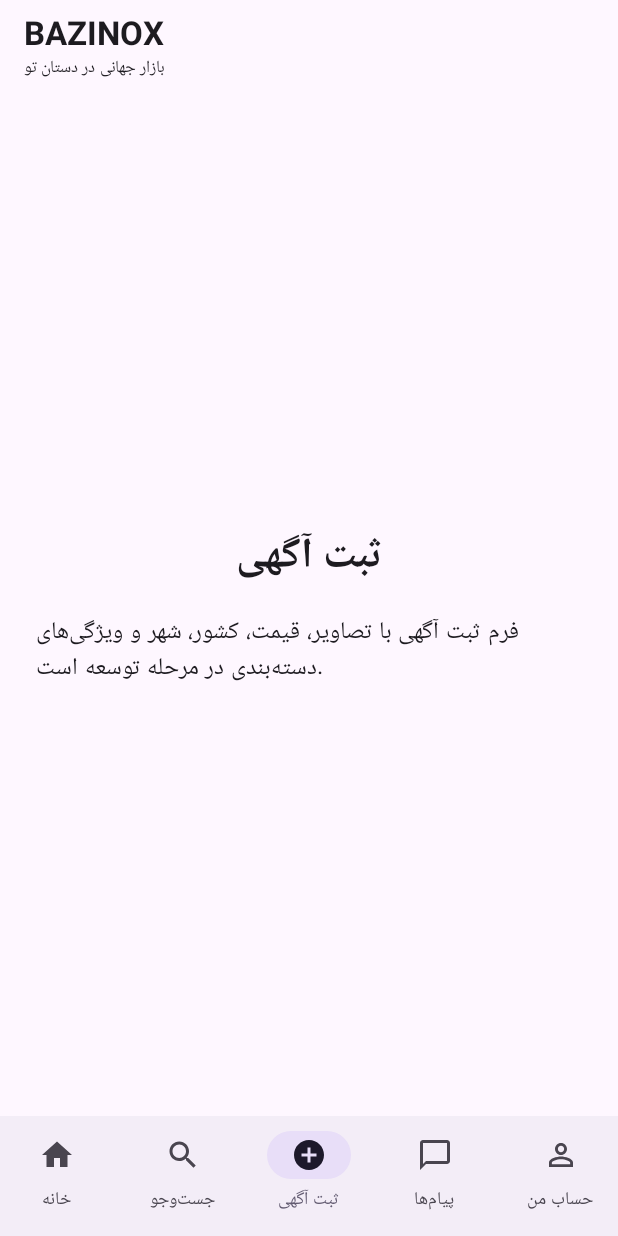
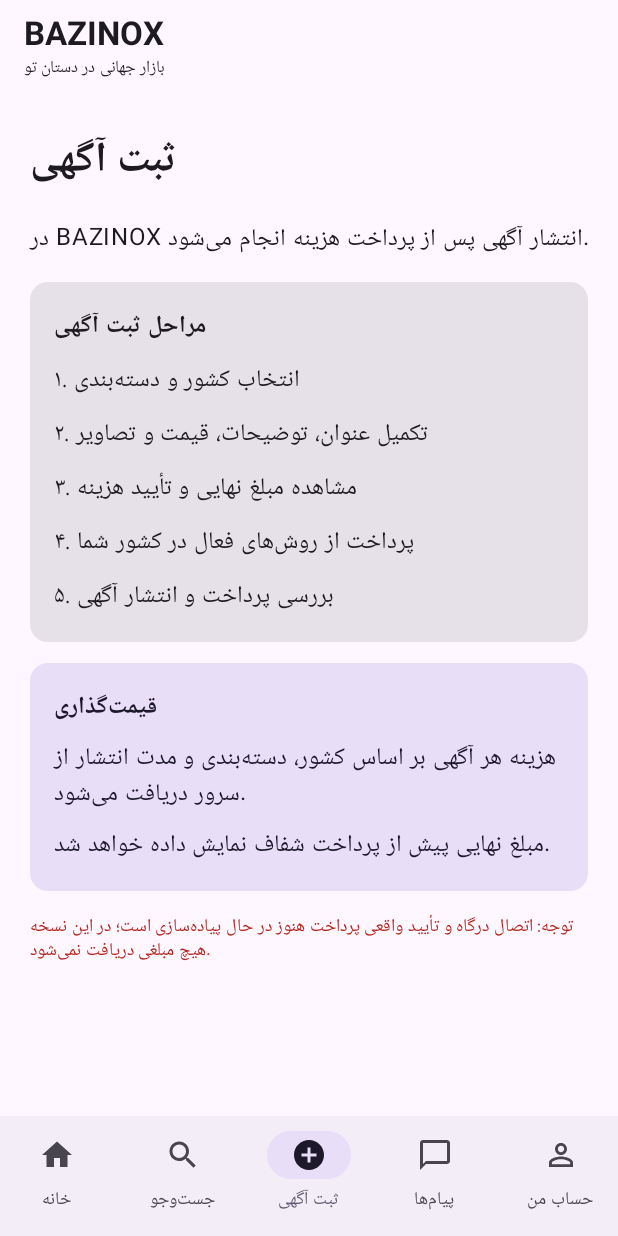
Before and after one commit to ajami6657-max/BAZINOX, an Android app built with Jetpack Compose: the screen it shows after launch (MainActivity), item 3 of the bottom bar chosen, on a phone screen of 412 x 824 dp. Run offline under Robolectric (Android 15) with nearby library versions, the phone set to English and light mode, and no system bars.

Commit message:
feat(android): add paid listing flow screen

```diff
--- a/app/src/main/java/com/bazinox/app/MainActivity.kt
+++ b/app/src/main/java/com/bazinox/app/MainActivity.kt
@@ -108,7 +108,7 @@ private fun BazinoxApp() {
             when (selectedTab) {
                 0 -> HomeScreen(Modifier.padding(innerPadding))
                 1 -> InfoScreen("جست‌وجوی بازار", "جست‌وجوی آگهی‌ها در کشورها و دسته‌بندی‌های مختلف در مرحله توسعه است.", Modifier.padding(innerPadding))
-                2 -> InfoScreen("ثبت آگهی", "فرم ثبت آگهی با تصاویر، قیمت، کشور، شهر و ویژگی‌های دسته‌بندی در مرحله توسعه است.", Modifier.padding(innerPadding))
+                2 -> PaidListingScreen(Modifier.padding(innerPadding))
                 3 -> InfoScreen("پیام‌ها", "گفت‌وگوی خریدار و فروشنده در مرحله توسعه است.", Modifier.padding(innerPadding))
                 else -> InfoScreen("حساب کاربری", "پروفایل، آگهی‌ها، علاقه‌مندی‌ها و کیف پول در مرحله توسعه هستند.", Modifier.padding(innerPadding))
             }
@@ -157,6 +157,42 @@ private fun HomeScreen(modifier: Modifier = Modifier) {
 }
 
 @Composable
+private fun PaidListingScreen(modifier: Modifier = Modifier) {
+    Column(
+        modifier = modifier.fillMaxSize().padding(20.dp),
+        verticalArrangement = Arrangement.spacedBy(14.dp)
+    ) {
+        Text("ثبت آگهی", style = MaterialTheme.typography.headlineMedium, fontWeight = FontWeight.Bold)
+        Text("در BAZINOX انتشار آگهی پس از پرداخت هزینه انجام می‌شود.")
+        Card(modifier = Modifier.fillMaxWidth()) {
+            Column(Modifier.padding(16.dp), verticalArrangement = Arrangement.spacedBy(8.dp)) {
+                Text("مراحل ثبت آگهی", fontWeight = FontWeight.Bold)
+                Text("۱. انتخاب کشور و دسته‌بندی")
+                Text("۲. تکمیل عنوان، توضیحات، قیمت و تصاویر")
+                Text("۳. مشاهده مبلغ نهایی و تأیید هزینه")
+                Text("۴. پرداخت از روش‌های فعال در کشور شما")
+                Text("۵. بررسی پرداخت و انتشار آگهی")
+            }
+        }
+        Card(
+            modifier = Modifier.fillMaxWidth(),
+            colors = CardDefaults.cardColors(containerColor = MaterialTheme.colorScheme.secondaryContainer)
+        ) {
+            Column(Modifier.padding(16.dp), verticalArrangement = Arrangement.spacedBy(6.dp)) {
+                Text("قیمت‌گذاری", fontWeight = FontWeight.Bold)
+                Text("هزینه هر آگهی بر اساس کشور، دسته‌بندی و مدت انتشار از سرور دریافت می‌شود.")
+                Text("مبلغ نهایی پیش از پرداخت شفاف نمایش داده خواهد شد.")
+            }
+        }
+        Text(
+            "توجه: اتصال درگاه و تأیید واقعی پرداخت هنوز در حال پیاده‌سازی است؛ در این نسخه هیچ مبلغی دریافت نمی‌شود.",
+            style = MaterialTheme.typography.bodySmall,
+            color = MaterialTheme.colorScheme.error
+        )
+    }
+}
+
+@Composable
 private fun InfoScreen(title: String, description: String, modifier: Modifier = Modifier) {
     Surface(modifier = modifier.fillMaxSize()) {
         Column(
```
